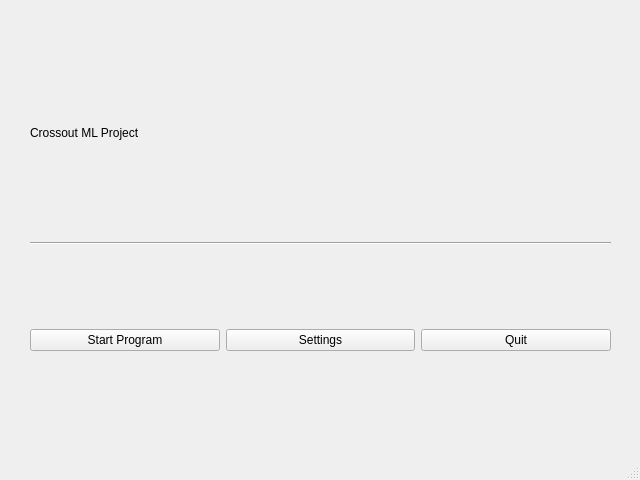
Above: mainwindow.ui from MingyaoLiu/CrossoutML before the change. Below: the same form after it.
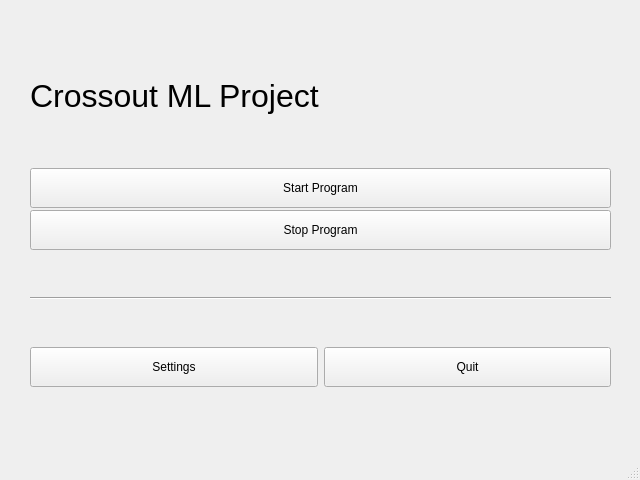
That is the form after the change.

Diff of the .ui file:
```diff
--- a/mainwindow.ui
+++ b/mainwindow.ui
@@ -44,11 +44,52 @@
          <height>50</height>
         </size>
        </property>
+       <property name="font">
+        <font>
+         <pointsize>24</pointsize>
+        </font>
+       </property>
        <property name="text">
         <string>Crossout ML Project</string>
        </property>
       </widget>
      </item>
+     <item>
+      <layout class="QVBoxLayout" name="verticalLayout_2">
+       <property name="spacing">
+        <number>2</number>
+       </property>
+       <property name="sizeConstraint">
+        <enum>QLayout::SetMinimumSize</enum>
+       </property>
+       <item>
+        <widget class="QPushButton" name="startBtn">
+         <property name="minimumSize">
+          <size>
+           <width>0</width>
+           <height>40</height>
+          </size>
+         </property>
+         <property name="text">
+          <string>Start Program</string>
+         </property>
+        </widget>
+       </item>
+       <item>
+        <widget class="QPushButton" name="stopBtn">
+         <property name="minimumSize">
+          <size>
+           <width>0</width>
+           <height>40</height>
+          </size>
+         </property>
+         <property name="text">
+          <string>Stop Program</string>
+         </property>
+        </widget>
+       </item>
+      </layout>
+     </item>
      <item>
       <widget class="Line" name="line">
        <property name="orientation">
@@ -58,15 +99,14 @@
      </item>
      <item>
       <layout class="QHBoxLayout" name="horizontalLayout">
-       <item>
-        <widget class="QPushButton" name="startBtn">
-         <property name="text">
-          <string>Start Program</string>
-         </property>
-        </widget>
-       </item>
        <item>
         <widget class="QPushButton" name="settingBtn">
+         <property name="minimumSize">
+          <size>
+           <width>0</width>
+           <height>40</height>
+          </size>
+         </property>
          <property name="text">
           <string>Settings</string>
          </property>
@@ -74,6 +114,12 @@
        </item>
        <item>
         <widget class="QPushButton" name="quitBtn">
+         <property name="minimumSize">
+          <size>
+           <width>0</width>
+           <height>40</height>
+          </size>
+         </property>
          <property name="text">
           <string>Quit</string>
          </property>
```
